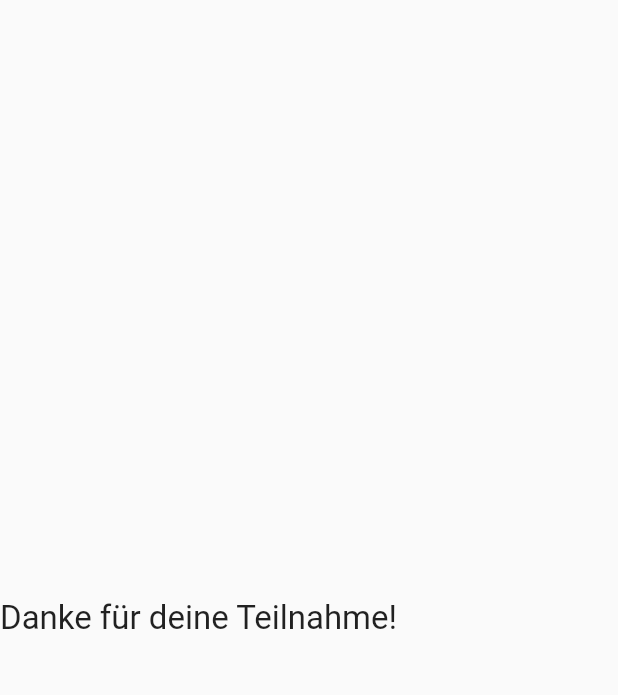
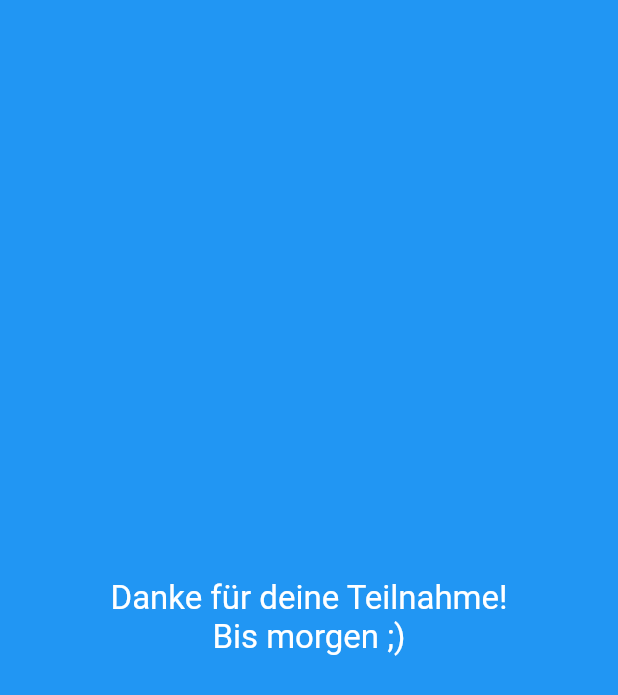
Before and after one commit to BoonRmaschine/geschmackssache, a Flutter app: the StatusPage screen opened directly, on a phone screen of 412 x 824 dp. Shown: the top 695 px of the screen. Run offline on Flutter 3.47's test engine with Material 2 defaults, Android fonts, the phone set to English and light mode, and no system bars; our stand-ins replace shared_preferences; accounts and stored records are empty.

Commit message:
Added thank you screen which appears when you send the survey successful

```diff
--- a/app/lib/MoodList.dart
+++ b/app/lib/MoodList.dart
@@ -1,10 +1,10 @@
 import 'SurveyStructs.dart';
+import 'status.dart';
 
 import 'package:shared_preferences/shared_preferences.dart';
 import 'package:flutter/material.dart';
 import 'package:http/http.dart' as http;
 import 'dart:convert';
-import 'dart:io';
 
 class MoodSelection extends StatefulWidget {
   final Survey surveyState;
@@ -131,6 +131,7 @@ class MoodSelectionState extends State<MoodSelection> {
                         setState(() {
                           this.progress = 0.0;
                         });
+                        Navigator.pushReplacement(context, MaterialPageRoute(builder: (context) => StatusPage()));
                         return true;
                       } else {
                         final snackBar = SnackBar(content: Text('Fehler beim senden der Umfrage (Fehler: $response)'));
--- a/app/lib/status.dart
+++ b/app/lib/status.dart
@@ -1,18 +1,17 @@
 import 'package:flutter/material.dart';
 
-class StatusPage extends StatefulWidget{
-  @override
-  StatusPageState createState() => StatusPageState();
-}
-
-class StatusPageState extends State<StatusPage>{
-  @override
+class StatusPage extends StatelessWidget {
   Widget build(BuildContext context) {
     return Scaffold(
+      backgroundColor: Theme.of(context).primaryColor,
       body: Column(
+        mainAxisSize: MainAxisSize.max,
+        crossAxisAlignment: CrossAxisAlignment.center,
         mainAxisAlignment: MainAxisAlignment.center,
         children: <Widget>[
-          Text('Danke für deine Teilnahme!', style: TextStyle(fontSize: 22.0),)
+          Center(
+            child: Text('Danke für deine Teilnahme!\nBis morgen ;)',
+              style: TextStyle(fontSize: 22.0, color: Colors.white), textAlign: TextAlign.center,),)
         ],
       ),
     );
```
